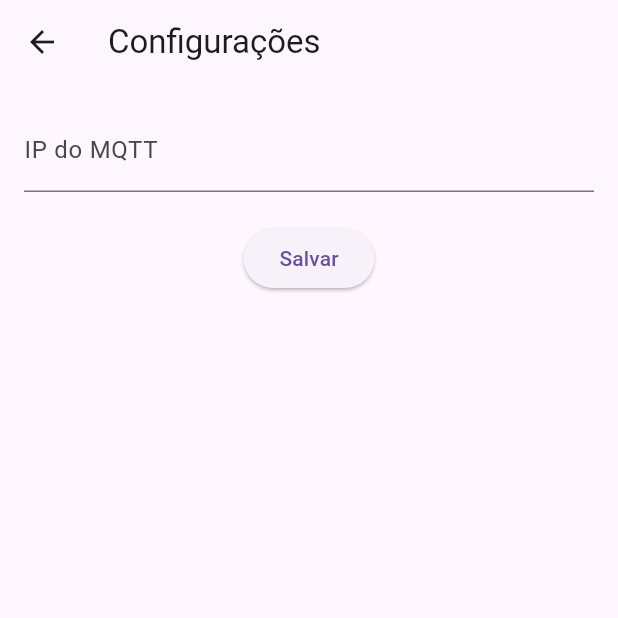
After one commit to igor-pimenta-araujo/my_solar_app, a Flutter app: the SettingsScreen screen opened by its route, on a phone screen of 412 x 824 dp, the top half of it. The commit adds this screen. Run offline on Flutter 3.47's test engine with Material 3 defaults, Android fonts, the phone set to English and light mode, and no system bars; our stand-ins replace flutter_local_notifications, shared_preferences; missing offline and left inert: mqtt_client; accounts and stored records are empty; network calls fail.

Commit message:
feat: Update MQTT configuration and add settings screen
This commit updates the MQTT configuration in the `config.dart` file, changing the topic to 'notificationTopic'. It also adds a new `SettingsScreen` class that allows the user to configure the MQTT IP address. The IP address is saved using the `shared_preferences` package and can be accessed later for MQTT connection.

```diff
--- a/lib/config.dart
+++ b/lib/config.dart
@@ -1,9 +1,7 @@
 class MqttConfig {
   static const String broker = 'your.mqtt.broker.com';
   static const int port = 1883;  // or 8883 for SSL/TLS
-  static const String username = 'your_username';
-  static const String password = 'your_password';
   static const String clientId = 'flutter_client';
-  static const String topic = 'placa/alertas';
+  static const String topic = 'notificationTopic';
   static const String baseUrl = 'http://localhost:3000';
 }
--- a/lib/main.dart
+++ b/lib/main.dart
@@ -6,6 +6,7 @@ import 'create_place_screen.dart';
 import 'user_screen.dart';
 import 'places_screen.dart';
 import 'place_details_screen.dart';
+import 'settings_screen.dart';
 
 void main() {
   runApp(MyApp());
@@ -23,6 +24,7 @@ class MyApp extends StatelessWidget {
         '/placa-status': (context) => PlacaStatusScreen(),
         '/create-place': (context) => CreatePlaceScreen(userId: "USER_ID_EXEMPLO"),
         '/user': (context) => UserScreen(userId: "USER_ID_EXEMPLO"),
+        '/settings': (context) => SettingsScreen(),
         '/places': (context) => PlacesScreen(userId: "USER_ID_EXEMPLO"),
         '/placeDetails': (context) {
         final args = ModalRoute.of(context)!.settings.arguments as Map;
--- /dev/null
+++ b/lib/settings_screen.dart
@@ -0,0 +1,62 @@
+import 'package:flutter/material.dart';
+import 'package:shared_preferences/shared_preferences.dart';
+
+class SettingsScreen extends StatefulWidget {
+  @override
+  _SettingsScreenState createState() => _SettingsScreenState();
+}
+
+class _SettingsScreenState extends State<SettingsScreen> {
+  final _mqttIpController = TextEditingController();
+
+  @override
+  void initState() {
+    super.initState();
+    _loadMqttIp();
+  }
+
+  Future<void> _loadMqttIp() async {
+    final prefs = await SharedPreferences.getInstance();
+    final savedIp = prefs.getString('mqttIp') ?? '';
+    setState(() {
+      _mqttIpController.text = savedIp;
+    });
+  }
+
+  Future<void> _saveMqttIp() async {
+    final prefs = await SharedPreferences.getInstance();
+    await prefs.setString('mqttIp', _mqttIpController.text);
+
+    ScaffoldMessenger.of(context).showSnackBar(
+      SnackBar(content: Text("IP do MQTT salvo com sucesso!")),
+    );
+  }
+
+  @override
+  Widget build(BuildContext context) {
+    return Scaffold(
+      appBar: AppBar(
+        title: Text("Configurações"),
+      ),
+      body: Padding(
+        padding: const EdgeInsets.all(16.0),
+        child: Column(
+          children: [
+            TextField(
+              controller: _mqttIpController,
+              decoration: InputDecoration(
+                labelText: "IP do MQTT",
+                hintText: "Digite o IP do servidor MQTT",
+              ),
+            ),
+            SizedBox(height: 20),
+            ElevatedButton(
+              onPressed: _saveMqttIp,
+              child: Text("Salvar"),
+            ),
+          ],
+        ),
+      ),
+    );
+  }
+}
```
Also changed, not shown: lib/dashboard_screen.dart (+35 -15 lines), lib/mqtt_service.dart (+84 -57 lines), lib/placa_status_screen.dart (+16 -6 lines).
